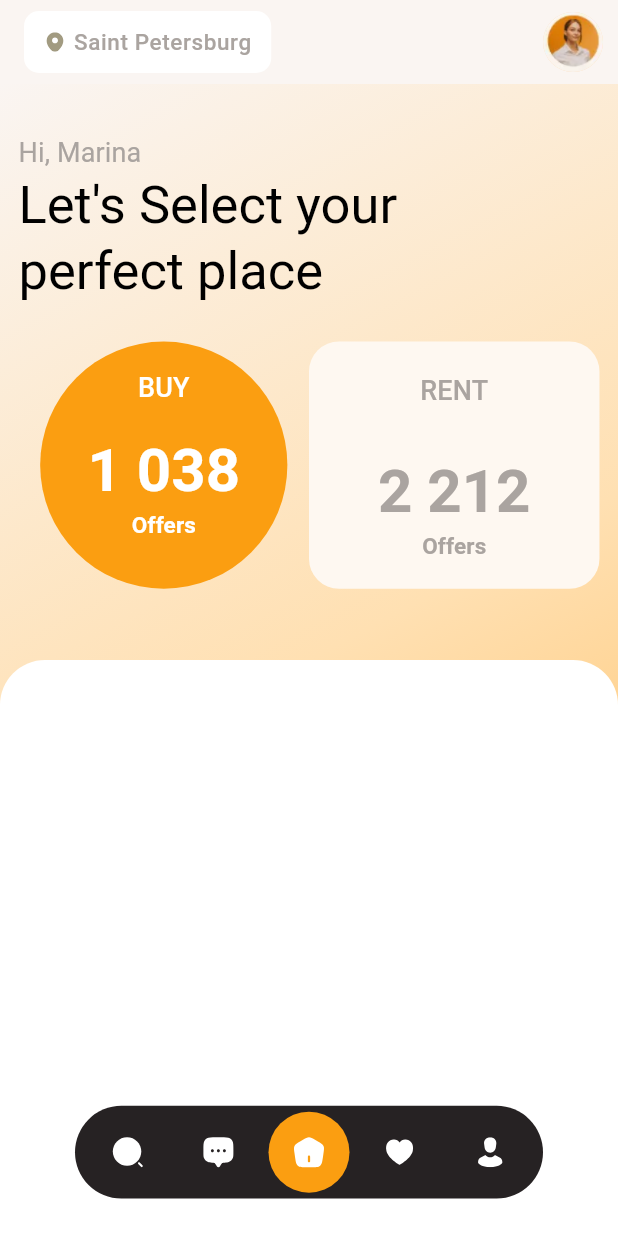
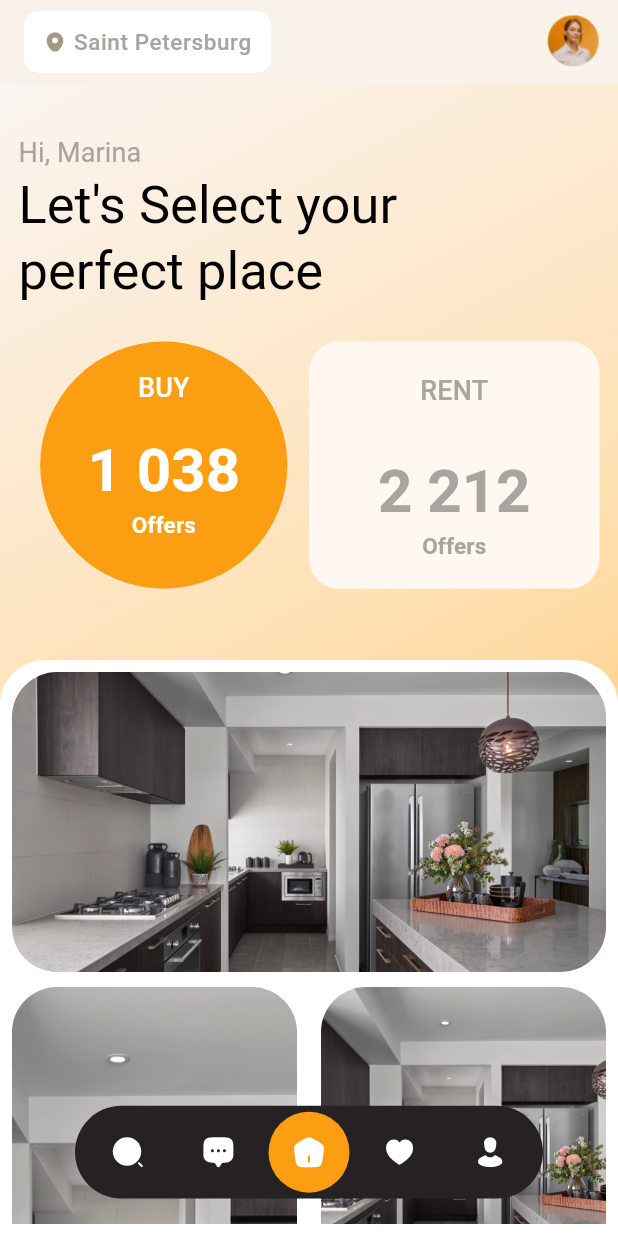
Before and after one commit to chiweliterem/Places, a Flutter app: the screen it shows after launch, on a phone screen of 412 x 824 dp. Run offline on Flutter 3.47's test engine with Material 3 defaults, Android fonts, the phone set to English and light mode, and no system bars; our stand-ins replace flutter_svg, google_fonts.

Commit message:
Created the staggered grid view on the home screen.

```diff
--- a/lib/colors/colors.dart
+++ b/lib/colors/colors.dart
@@ -8,6 +8,7 @@ const kBottomAppBarBackground = Color(0xff262223);
 
 //AppBar Color
 const kBackgroundColor = Color(0xffFAF5F2);
+const kAppBarBackground = Color(0xffF8F2EB);
 
 //Shape colors
 const kRectangle = Color(0xffFEF8F1);
--- a/lib/screens/home.dart
+++ b/lib/screens/home.dart
@@ -1,4 +1,5 @@
 import 'package:flutter/material.dart';
+import 'package:flutter_staggered_grid_view/flutter_staggered_grid_view.dart';
 import 'package:places/colors/colors.dart';
 import 'package:places/reusable/app_title_widget.dart';
 import 'package:places/reusable/custom_app_title_and_shapes.dart';
@@ -14,12 +15,28 @@ class Home extends StatefulWidget {
 }
 
 class _HomeState extends State<Home> {
+  Widget _buildItem(String imageUrl, {double height = 100}) {
+    return Padding(
+      padding: const EdgeInsets.symmetric(horizontal: 8.0),
+      child: Container(
+        height: height,
+        decoration: BoxDecoration(
+          image: DecorationImage(
+            image: AssetImage(imageUrl),
+            fit: BoxFit.cover,
+          ),
+          borderRadius: BorderRadius.circular(30),
+        ),
+      ),
+    );
+  }
+
   @override
   Widget build(BuildContext context) {
     return Scaffold(
       appBar: AppBar(
         automaticallyImplyLeading: false,
-        backgroundColor: kBackgroundColor,
+        backgroundColor: kAppBarBackground,
         title: AppTitleWidget(title: "Saint Petersburg"),
         actions: [
           CircleAvatar(
@@ -64,6 +81,44 @@ class _HomeState extends State<Home> {
                         topRight: Radius.circular(30),
                       ),
                     ),
+                    child: Padding(
+                      padding: const EdgeInsets.symmetric(vertical: 8.0),
+                      child: StaggeredGrid.count(
+                        crossAxisCount: 2,
+                        mainAxisSpacing: 10,
+                        crossAxisSpacing: 0,
+                        children: [
+                          StaggeredGridTile.fit(
+                            crossAxisCellCount: 2,
+                            child: _buildItem(
+                              "assets/images/kitchen.png",
+                              height: 200,
+                            ),
+                          ),
+                          StaggeredGridTile.fit(
+                            crossAxisCellCount: 1,
+                            child: _buildItem(
+                              "assets/images/kitchen.png",
+                              height: 400,
+                            ),
+                          ),
+                          StaggeredGridTile.fit(
+                            crossAxisCellCount: 1,
+                            child: _buildItem(
+                              "assets/images/kitchen.png",
+                              height: 200,
+                            ),
+                          ),
+                          StaggeredGridTile.fit(
+                            crossAxisCellCount: 1,
+                            child: _buildItem(
+                              "assets/images/kitchen.png",
+                              height: 200,
+                            ),
+                          ),
+                        ],
+                      ),
+                    ),
                   ),
                 ),
 
--- a/pubspec.yaml
+++ b/pubspec.yaml
@@ -37,6 +37,7 @@ dependencies:
   flutter_svg: ^2.0.17
   google_fonts: ^6.2.1
   provider: ^6.1.2
+  flutter_staggered_grid_view: ^0.7.0
 
 dev_dependencies:
   flutter_test:
```
Also changed, not shown: lib/reusable/custom_Staggered_grid.dart (added, +75 -0 lines), assets/images/kitchen.jpg (added), assets/images/kitchen.png (added), pubspec.lock.
